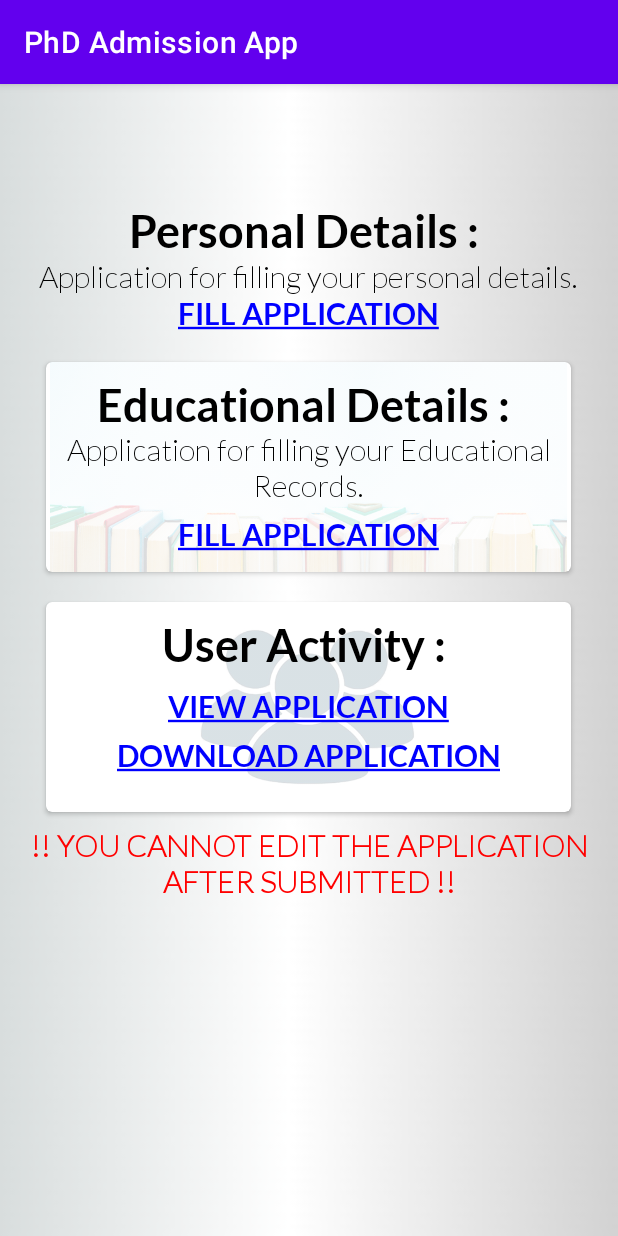
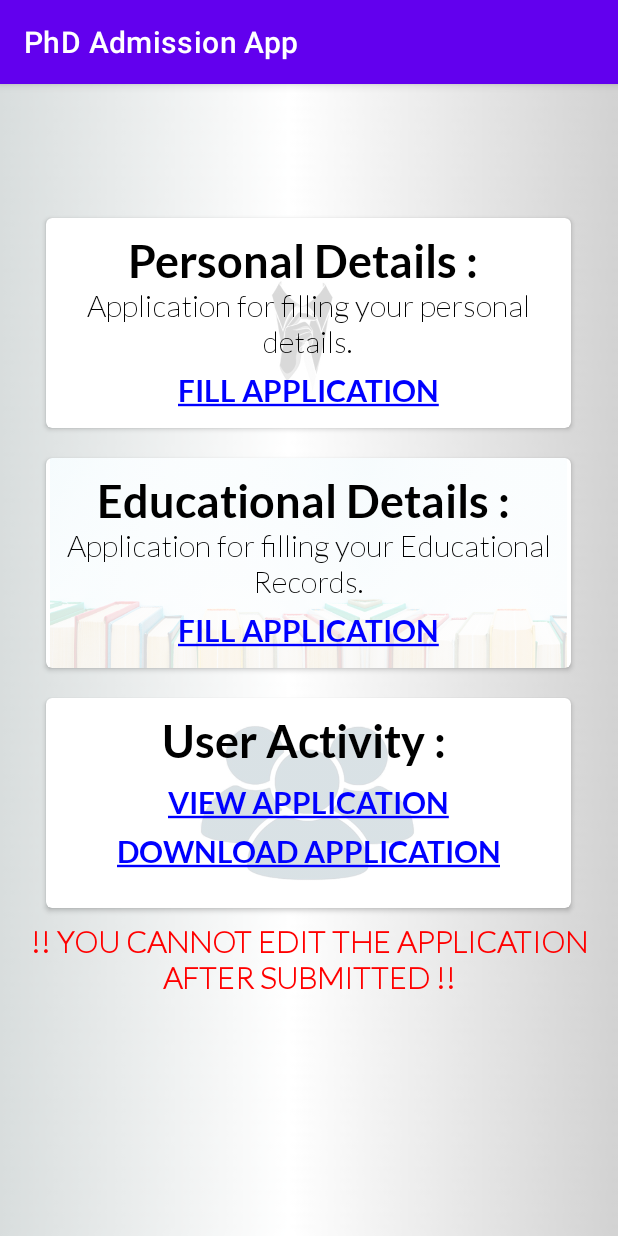
Before and after one commit to vishvajit25/Automated-PhD-Admission-Application, an Android app: the fragment HomeFragment shown on its own in the app's theme, on a phone screen of 412 x 824 dp. Run offline under Robolectric (Android 15) with nearby library versions, the phone set to English and light mode, and no system bars.

Commit message:
no error

```diff
--- a/app/src/main/java/com/example/college_phd/ui/home/HomeFragment.java
+++ b/app/src/main/java/com/example/college_phd/ui/home/HomeFragment.java
@@ -27,7 +27,7 @@ public class HomeFragment extends Fragment  {
         View view = null;
         view = inflater.inflate(R.layout.fragment_home, container, false);
 
-        fa1 = (TextView) view.findViewById(R.id.appli_link1);
+        fa1 = (TextView) view.findViewById(R.id.fillapplication);
         fa2 = (TextView) view.findViewById(R.id.appli_link2);
         va = (TextView) view.findViewById(R.id.appli_link3);
         da = (TextView) view.findViewById(R.id.appli_link4);
--- a/app/src/main/res/layout/fragment_home.xml
+++ b/app/src/main/res/layout/fragment_home.xml
@@ -27,7 +27,21 @@
             android:textSize="30sp" />
 
 
-
+        <androidx.cardview.widget.CardView
+            xmlns:card_view="http://schemas.android.com/apk/res-auto"
+            android:id="@+id/personal_info"
+            android:layout_gravity="center"
+            android:layout_width="350dp"
+            app:cardBackgroundColor="@color/white"
+            android:layout_height="140dp"
+            android:layout_marginTop="20dp"
+            card_view:cardCornerRadius="4dp">
+        <ImageView
+            android:layout_width="wrap_content"
+            android:layout_height="match_parent"
+            android:alpha="0.15"
+            android:src="@drawable/bg1"
+            />
             <TextView
                 android:id="@+id/personal_text"
                 android:layout_width="wrap_content"
@@ -51,14 +65,14 @@
                 android:fontFamily="@font/text"/>
 
             <TextView
-                android:id="@+id/appli_link1"
+                android:id="@+id/fillapplication"
                 android:layout_width="wrap_content"
                 android:layout_height="wrap_content"
                 android:layout_gravity="center"
                 android:text="@string/fill"
                 android:textAlignment="center"
-
                 android:textSize="20dp"
+                android:paddingTop="90dp"
                 android:textColor="#FF0000ff"
                 android:fontFamily="@font/sub"/>
 
@@ -73,7 +87,7 @@
                 android:textSize="20dp"
                 android:textColor="#FF0000ff"
                 android:fontFamily="@font/sub"/> -->
-
+        </androidx.cardview.widget.CardView>
         <androidx.cardview.widget.CardView
             xmlns:card_view="http://schemas.android.com/apk/res-auto"
             android:id="@+id/edu_info"
```
Also changed, not shown: app/src/main/java/com/example/college_phd/form1.java (+2 -11 lines).
